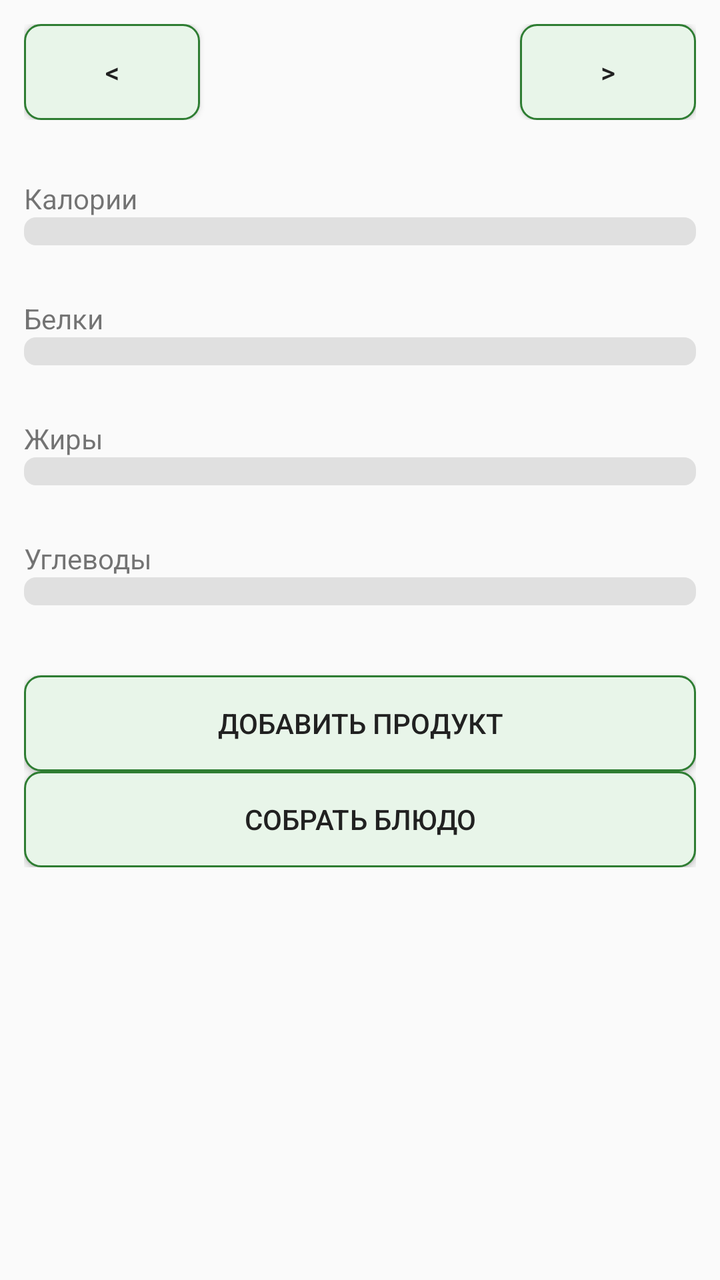
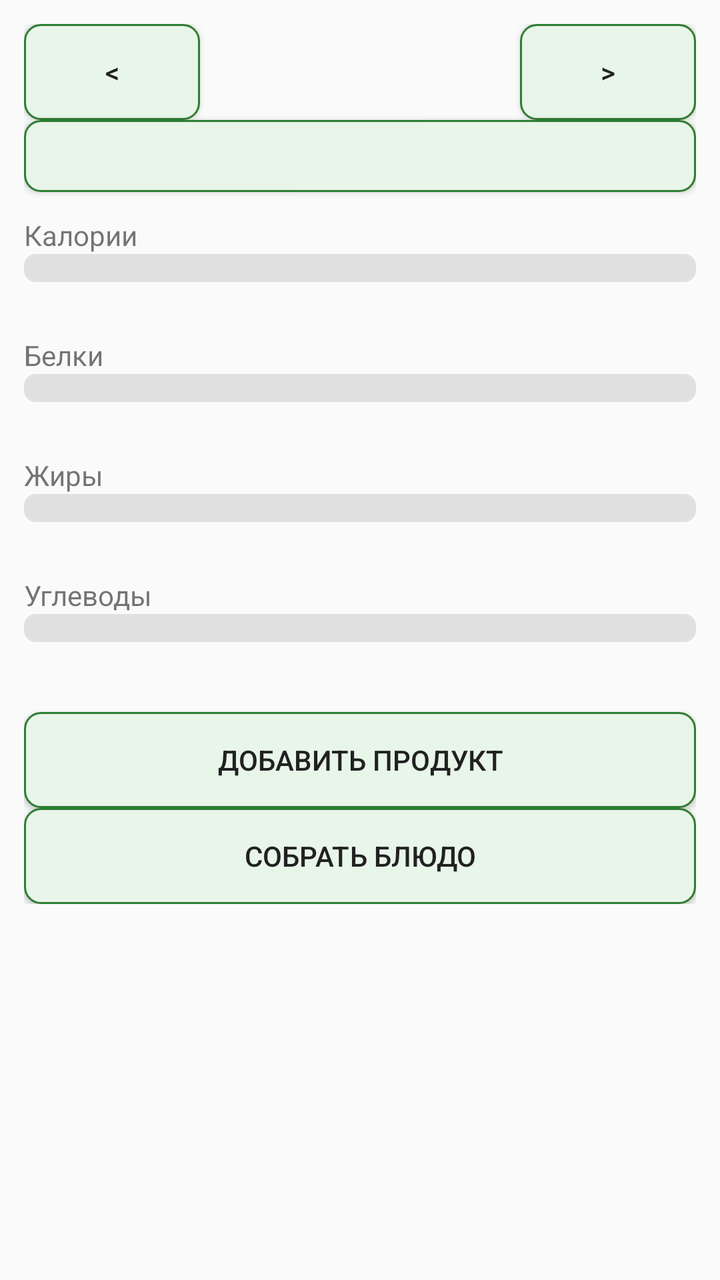

Before-and-after screenshots of an Android layout around one commit, followed by the original layout XML and the change that was made.
<!-- AndroidManifest.xml: application theme AppTheme.Light -->
<!-- res/layout/fragment_day.xml -->
<?xml version="1.0" encoding="utf-8"?>
<ScrollView xmlns:android="http://schemas.android.com/apk/res/android"
    android:layout_width="match_parent"
    android:layout_height="match_parent">

    <LinearLayout
        android:layout_width="match_parent"
        android:layout_height="wrap_content"
        android:orientation="vertical"
        android:padding="12dp">

        <LinearLayout
            android:layout_width="match_parent"
            android:layout_height="wrap_content"
            android:orientation="horizontal"
            android:gravity="center_vertical">

            <Button style="@style/AppButton"
                android:id="@+id/prevWeek"
                android:layout_width="wrap_content"
                android:layout_height="wrap_content"
                android:text="@string/prev_week" />

            <TextView
                android:id="@+id/monthLabel"
                android:layout_width="0dp"
                android:layout_weight="1"
                android:layout_height="wrap_content"
                android:gravity="center"
                android:textSize="18sp"
                android:textStyle="bold" />

            <Button style="@style/AppButton"
                android:id="@+id/nextWeek"
                android:layout_width="wrap_content"
                android:layout_height="wrap_content"
                android:text="@string/next_week" />
        </LinearLayout>

        <TextView
            android:id="@+id/weightLabel"
            android:layout_width="match_parent"
            android:layout_height="wrap_content"
            android:gravity="center"
            android:textSize="13sp" />

        <LinearLayout
            android:id="@+id/dayStrip"
            android:layout_width="match_parent"
            android:layout_height="wrap_content"
            android:orientation="horizontal" />

        <TextView
            android:id="@+id/kcalLabel"
            android:layout_width="match_parent"
            android:layout_height="wrap_content"
            android:layout_marginTop="12dp"
            android:text="@string/kcal" />

        <ProgressBar
            android:id="@+id/kcalBar" android:progressTint="?attr/progressKcal" android:progressBackgroundTint="?attr/progressTrack"
            style="?android:attr/progressBarStyleHorizontal" android:minHeight="14dp" android:progressDrawable="@drawable/progress_rounded"
            android:layout_width="match_parent"
            android:layout_height="wrap_content"
            android:max="100" />

        <TextView
            android:id="@+id/kcalValue"
            android:layout_width="match_parent"
            android:layout_height="wrap_content"
            android:gravity="end" />

        <TextView
            android:id="@+id/proteinLabel"
            android:layout_width="match_parent"
            android:layout_height="wrap_content"
            android:layout_marginTop="8dp"
            android:text="@string/protein" />

        <ProgressBar
            android:id="@+id/proteinBar" android:progressTint="?attr/progressProtein" android:progressBackgroundTint="?attr/progressTrack"
            style="?android:attr/progressBarStyleHorizontal" android:minHeight="14dp" android:progressDrawable="@drawable/progress_rounded"
            android:layout_width="match_parent"
            android:layout_height="wrap_content"
            android:max="100" />

        <TextView
            android:id="@+id/proteinValue"
            android:layout_width="match_parent"
            android:layout_height="wrap_content"
            android:gravity="end" />

        <TextView
            android:id="@+id/fatLabel"
            android:layout_width="match_parent"
            android:layout_height="wrap_content"
            android:layout_marginTop="8dp"
            android:text="@string/fat" />

        <ProgressBar
            android:id="@+id/fatBar" android:progressTint="?attr/progressFat" android:progressBackgroundTint="?attr/progressTrack"
            style="?android:attr/progressBarStyleHorizontal" android:minHeight="14dp" android:progressDrawable="@drawable/progress_rounded"
            android:layout_width="match_parent"
            android:layout_height="wrap_content"
            android:max="100" />

        <TextView
            android:id="@+id/fatValue"
            android:layout_width="match_parent"
            android:layout_height="wrap_content"
            android:gravity="end" />

        <TextView
            android:id="@+id/carbsLabel"
            android:layout_width="match_parent"
            android:layout_height="wrap_content"
            android:layout_marginTop="8dp"
            android:text="@string/carbs" />

        <ProgressBar
            android:id="@+id/carbsBar" android:progressTint="?attr/progressCarbs" android:progressBackgroundTint="?attr/progressTrack"
            style="?android:attr/progressBarStyleHorizontal" android:minHeight="14dp" android:progressDrawable="@drawable/progress_rounded"
            android:layout_width="match_parent"
            android:layout_height="wrap_content"
            android:max="100" />

        <TextView
            android:id="@+id/carbsValue"
            android:layout_width="match_parent"
            android:layout_height="wrap_content"
            android:gravity="end" />

        <Button style="@style/AppButton"
            android:id="@+id/addEntryButton"
            android:layout_width="match_parent"
            android:layout_height="wrap_content"
            android:layout_marginTop="16dp"
            android:text="@string/add_product" />

        <Button style="@style/AppButton"
            android:id="@+id/addDishButton"
            android:layout_width="match_parent"
            android:layout_height="wrap_content"
            android:text="@string/build_dish" />

        <LinearLayout
            android:id="@+id/entryList"
            android:layout_width="match_parent"
            android:layout_height="wrap_content"
            android:orientation="vertical" />

    </LinearLayout>

</ScrollView>
<!-- resources referenced by this layout -->
<resources>
  <!-- drawable progress_rounded (drawable) -->
  <?xml version="1.0" encoding="utf-8"?>
  <layer-list xmlns:android="http://schemas.android.com/apk/res/android">
      <item android:id="@android:id/background">
          <shape android:shape="rectangle">
              <solid android:color="#FFFFFF" />
              <corners android:radius="6dp" />
          </shape>
      </item>
      <item android:id="@android:id/progress">
          <clip android:clipOrientation="horizontal" android:gravity="left">
              <shape android:shape="rectangle">
                  <solid android:color="#FFFFFF" />
                  <corners android:radius="6dp" />
              </shape>
          </clip>
      </item>
  </layer-list>
  <string name="add_product">Добавить продукт</string>
  <string name="build_dish">Собрать блюдо</string>
  <string name="carbs">Углеводы</string>
  <string name="fat">Жиры</string>
  <string name="kcal">Калории</string>
  <string name="next_week">&gt;</string>
  <string name="prev_week">&lt;</string>
  <string name="protein">Белки</string>
  <style name="AppButton" parent="@android:style/Widget.Material.Button">
          <item name="android:background">?attr/buttonBg</item>
          <item name="android:textColor">?android:attr/textColorPrimary</item>
          <item name="android:minHeight">48dp</item>
          <item name="android:textSize">14sp</item>
          <item name="android:paddingStart">12dp</item>
          <item name="android:paddingEnd">12dp</item>
      </style>
  <style name="AppTheme.Light" parent="@android:style/Theme.Material.Light">
          <item name="android:windowBackground">@color/light_bg</item>
          <item name="android:textColorPrimary">@color/light_text</item>
          <item name="android:textColorSecondary">@color/light_secondary</item>
          <item name="android:colorAccent">@color/accent_light</item>
          <item name="buttonBg">@drawable/button_selector_light</item>
          <item name="progressTrack">@color/track_light</item>
          <item name="progressKcal">@color/kcal_color</item>
          <item name="progressProtein">@color/protein_color</item>
          <item name="progressFat">@color/fat_color</item>
          <item name="progressCarbs">@color/carbs_color</item>
      </style>
  <color name="light_bg">#FAFAFA</color>
  <color name="light_text">#212121</color>
  <color name="light_secondary">#616161</color>
  <color name="accent_light">#2E7D32</color>
  <!-- drawable button_selector_light (drawable) -->
  <?xml version="1.0" encoding="utf-8"?>
  <selector xmlns:android="http://schemas.android.com/apk/res/android">
      <item android:state_pressed="true">
          <shape android:shape="rectangle">
              <solid android:color="#C8E6C9" />
              <stroke android:width="1dp" android:color="#2E7D32" />
              <corners android:radius="8dp" />
          </shape>
      </item>
      <item>
          <shape android:shape="rectangle">
              <solid android:color="#E8F5E9" />
              <stroke android:width="1dp" android:color="#2E7D32" />
              <corners android:radius="8dp" />
          </shape>
      </item>
  </selector>
  <color name="track_light">#E0E0E0</color>
  <color name="kcal_color">#EF6C00</color>
  <color name="protein_color">#1976D2</color>
  <color name="fat_color">#C2185B</color>
  <color name="carbs_color">#7B1FA2</color>
</resources>

<!-- the commit's change to res/layout/fragment_day.xml (unified diff, before → after) -->
@@ -37,11 +37,11 @@
                 android:text="@string/next_week" />
         </LinearLayout>
 
-        <TextView
-            android:id="@+id/weightLabel"
+        <Button style="@style/AppButton"
+            android:id="@+id/weightButton"
             android:layout_width="match_parent"
             android:layout_height="wrap_content"
-            android:gravity="center"
+            android:minHeight="36dp"
             android:textSize="13sp" />
 
         <LinearLayout
